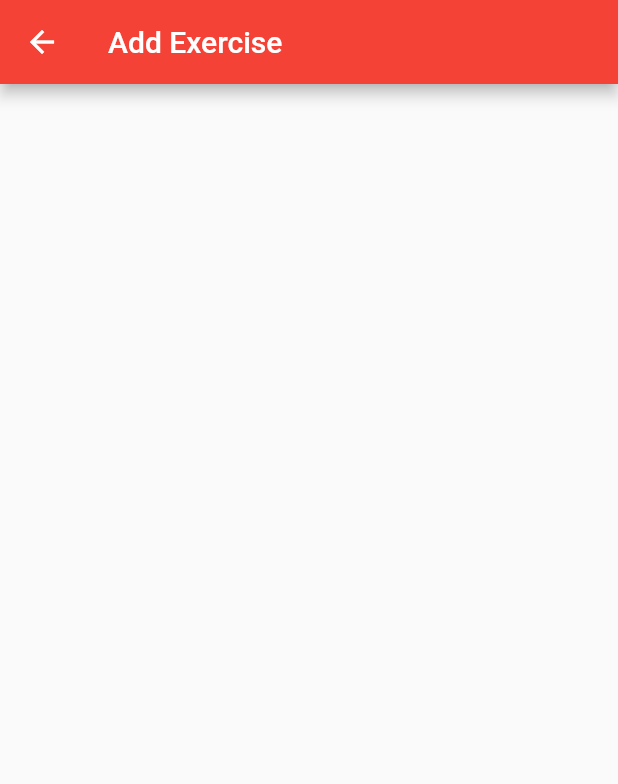
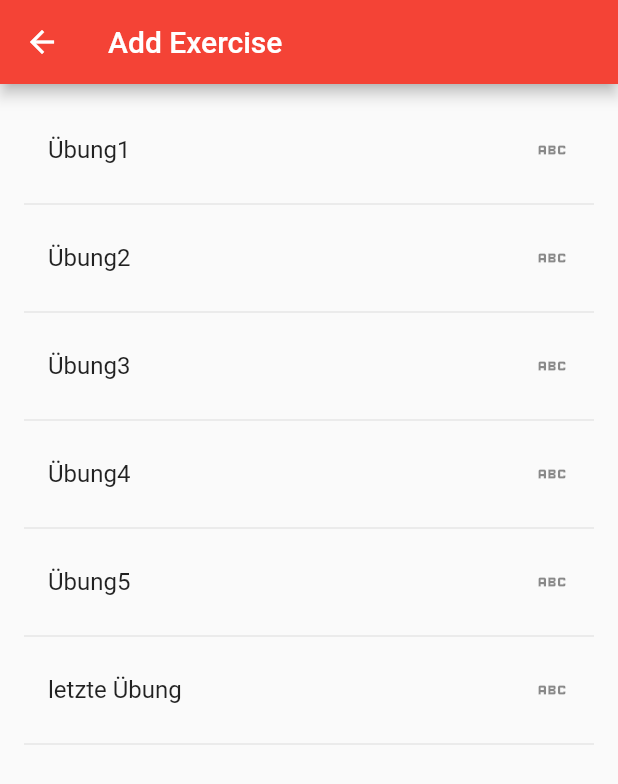
Before and after one commit to TorbenStriegel/Fit4You-FitnessApp, a Flutter app: the screen it shows after launch, after a tap on "Add Exercise", on a phone screen of 412 x 824 dp. Shown: the top 784 px of the screen. Run offline on Flutter 3.47's test engine with Material 2 defaults, Android fonts, the phone set to English and light mode, and no system bars; missing offline and left inert: dart:html.

Commit message:
Hinzufügen von Übungen über andere Liste

```diff
--- a/lib/main.dart
+++ b/lib/main.dart
@@ -25,12 +25,13 @@ class ExerciseGenerator extends StatefulWidget {
 }
 
 class _ExerciseName extends State<ExerciseGenerator> {
-  List<String> _exerciseNames = <String>[
+  List<String> _exercisePersonal = <String>[];
+  List<String> _exerciseAll = <String>[
     "Übung1",
     "Übung2",
     "Übung3",
-    "Übung1",
-    "Übung1",
+    "Übung4",
+    "Übung5",
     "letzte Übung",
   ];
 
@@ -42,42 +43,72 @@ class _ExerciseName extends State<ExerciseGenerator> {
       ),
       body:   Column(
         mainAxisAlignment: MainAxisAlignment.spaceBetween,
-        children: [Text("data"),Flexible(child: _buildBody()),TextButton(onPressed: () {_addexercise();}, child: Text ("Add Exercise"))],
+        children: [Text("data"),Flexible(child: _buildPersonalExercisesList()),
+          TextButton(onPressed: () {_addExercise();},
+              child: Text ("Add Exercise"))],
       )
     );
   }
 
-  Widget _buildBody() {
+  Widget _buildPersonalExercisesList() {
     return ListView.builder(
-      itemCount: _exerciseNames.length * 2,
+      itemCount: _exercisePersonal.length * 2,
       padding: EdgeInsets.all(16),
       itemBuilder: (context, i) {
         if (i.isOdd) {
           return Divider();
         }
-        return _buildRow(_exerciseNames[i ~/ 2]);
+        return _buildRowPersonalExercises(_exercisePersonal[i ~/ 2]);
       },
     );
   }
 
-  Widget _buildRow(String exerciseName) {
+  Widget _buildRowPersonalExercises(String exercisePersonal) {
     return ListTile(
-      title: Text(exerciseName),
+      title: Text(exercisePersonal),
       trailing: Icon(Icons.abc),
       onTap: () {
         setState(() {
-          _addexercise();
+          //_addexercise(_exercisePersonal);
         });
       },
     );
   }
-  void _addexercise () {
+
+  Widget _buildListToAddExercises() {
+    List<String> _exerciseAllCopy = [..._exerciseAll];
+    _exerciseAllCopy.removeWhere((item) => _exercisePersonal.contains(item));
+    return ListView.builder(
+      itemCount: _exerciseAllCopy.length * 2,
+      padding: EdgeInsets.all(16),
+      itemBuilder: (context, i) {
+        if (i.isOdd) {
+          return Divider();
+        }
+        return _buildRowToAddExercises(_exerciseAllCopy[i ~/ 2]);
+      },
+    );
+  }
+
+  Widget _buildRowToAddExercises(String exercise) {
+    return ListTile(
+      title: Text(exercise),
+      trailing: Icon(Icons.abc),
+      onTap: () {
+        setState(() {
+          _exercisePersonal.add(exercise);
+        });
+      },
+    );
+  }
+  void _addExercise() {
     Navigator.of(context).push(
       MaterialPageRoute<void>(builder: (BuildContext context) {
         return Scaffold (
           appBar: AppBar (
             title: Text("Add Exercise"),
           ),
+          body: _buildListToAddExercises(),
         );
       }),
     );
```
